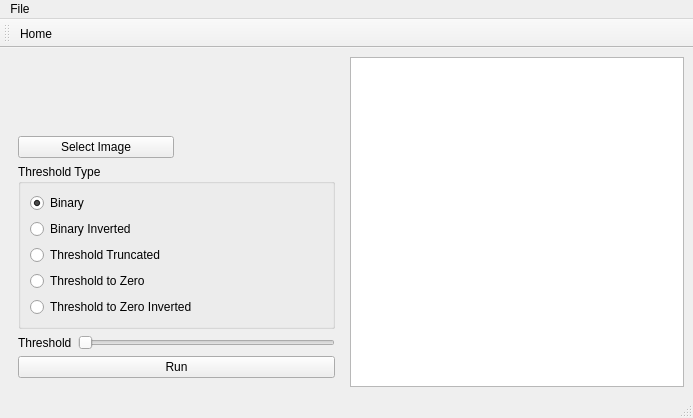
This is mainwindow.ui in Tokyo-MQP-2024/IgniteCV as Qt 5 draws it before an edit. The edited form follows.
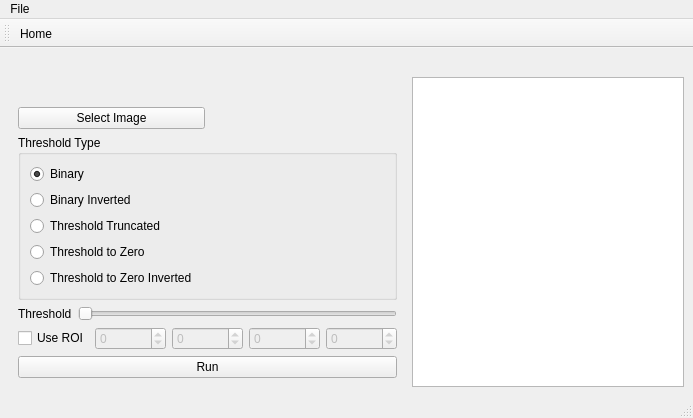
This is the edited form. Icons and pictures are not drawn.

Commit message: Added ui elements for ROI

The edit to the form file:
```diff
--- a/mainwindow.ui
+++ b/mainwindow.ui
@@ -358,6 +358,69 @@
           </item>
          </layout>
         </item>
+        <item row="4" column="1">
+         <layout class="QHBoxLayout" name="horizontalLayout_roi">
+          <item>
+           <widget class="QCheckBox" name="checkBox">
+            <property name="text">
+             <string>Use ROI</string>
+            </property>
+           </widget>
+          </item>
+          <item>
+           <widget class="QSpinBox" name="spinBox">
+            <property name="enabled">
+             <bool>false</bool>
+            </property>
+            <property name="minimum">
+             <number>-9999999</number>
+            </property>
+            <property name="maximum">
+             <number>9999999</number>
+            </property>
+           </widget>
+          </item>
+          <item>
+           <widget class="QSpinBox" name="spinBox_2">
+            <property name="enabled">
+             <bool>false</bool>
+            </property>
+            <property name="minimum">
+             <number>-9999999</number>
+            </property>
+            <property name="maximum">
+             <number>9999999</number>
+            </property>
+           </widget>
+          </item>
+          <item>
+           <widget class="QSpinBox" name="spinBox_3">
+            <property name="enabled">
+             <bool>false</bool>
+            </property>
+            <property name="minimum">
+             <number>-9999999</number>
+            </property>
+            <property name="maximum">
+             <number>9999999</number>
+            </property>
+           </widget>
+          </item>
+          <item>
+           <widget class="QSpinBox" name="spinBox_4">
+            <property name="enabled">
+             <bool>false</bool>
+            </property>
+            <property name="minimum">
+             <number>-9999999</number>
+            </property>
+            <property name="maximum">
+             <number>9999999</number>
+            </property>
+           </widget>
+          </item>
+         </layout>
+        </item>
        </layout>
       </widget>
       <widget class="QWidget" name="video_unused">
@@ -407,6 +470,19 @@
       </property>
      </widget>
     </item>
+    <item row="0" column="1">
+     <spacer name="verticalSpacer_5">
+      <property name="orientation">
+       <enum>Qt::Orientation::Vertical</enum>
+      </property>
+      <property name="sizeHint" stdset="0">
+       <size>
+        <width>20</width>
+        <height>40</height>
+       </size>
+      </property>
+     </spacer>
+    </item>
    </layout>
   </widget>
   <widget class="QMenuBar" name="menubar">
```
The commit also changes 5 other files.
